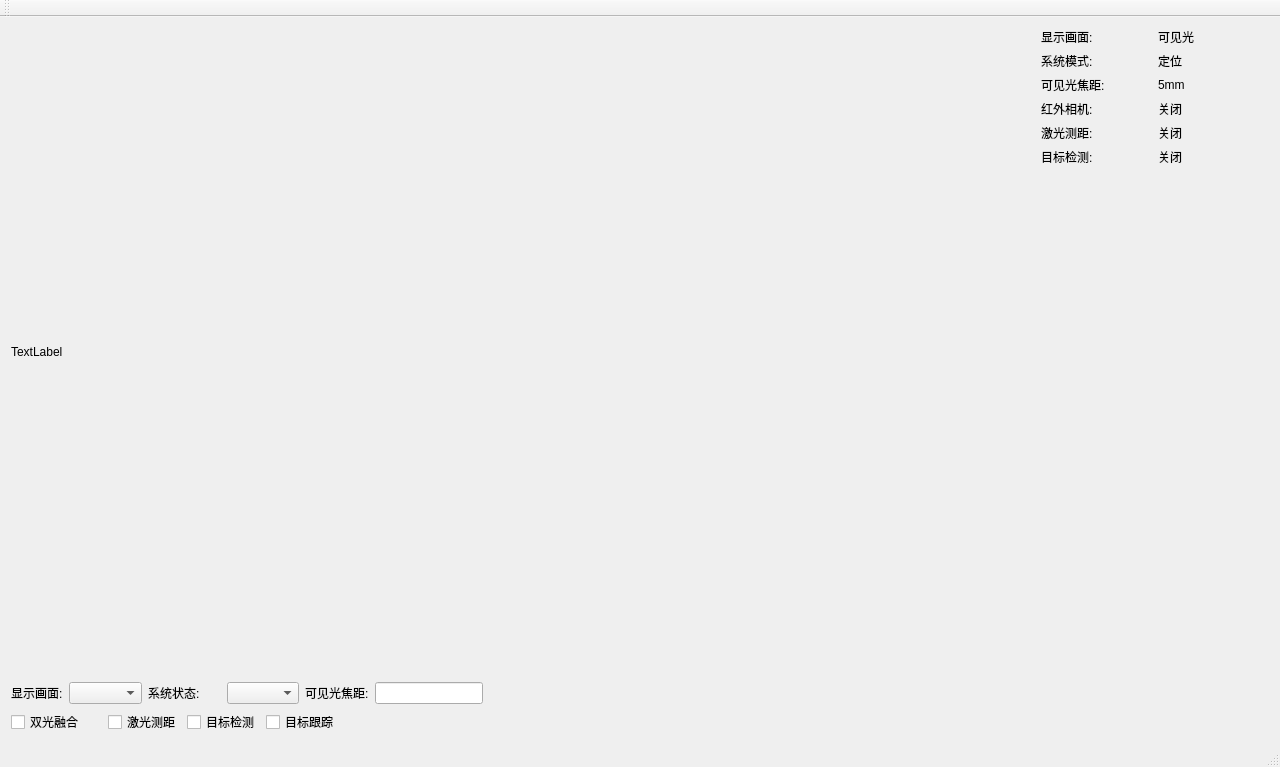
Old version of the form ui/mainwindow.ui in the repository LeRoii/trackingmonitor.
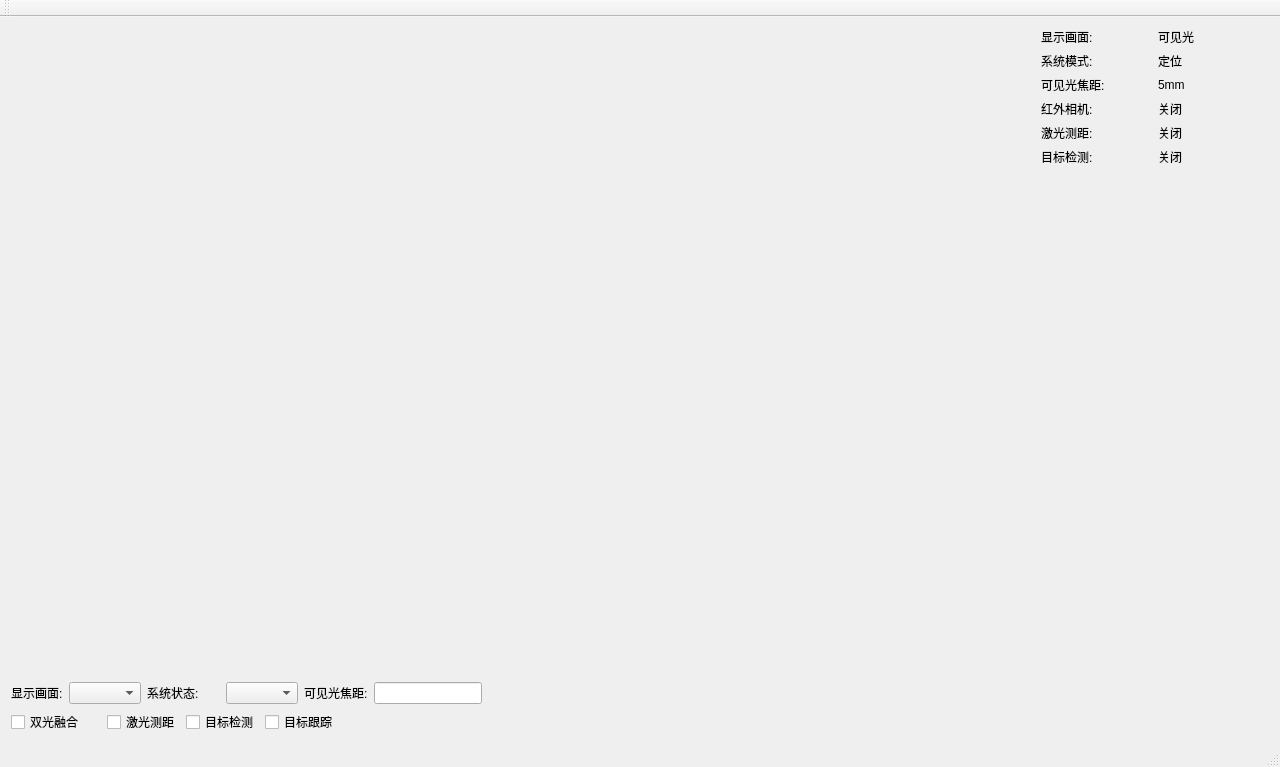
New version of the form.

Commit message: change widgits'name

Patch:
```diff
--- a/ui/mainwindow.ui
+++ b/ui/mainwindow.ui
@@ -32,7 +32,7 @@
          </size>
         </property>
         <property name="text">
-         <string>TextLabel</string>
+         <string/>
         </property>
        </widget>
       </item>
@@ -153,6 +153,30 @@
      <layout class="QHBoxLayout" name="horizontalLayout_2">
       <item>
        <layout class="QGridLayout" name="gridLayout">
+        <item row="0" column="7">
+         <widget class="QLabel" name="camfocallen_label">
+          <property name="text">
+           <string>可见光焦距:</string>
+          </property>
+         </widget>
+        </item>
+        <item row="1" column="2" colspan="2">
+         <widget class="QCheckBox" name="laser_checkBox">
+          <property name="text">
+           <string>激光测距</string>
+          </property>
+         </widget>
+        </item>
+        <item row="1" column="6" colspan="2">
+         <widget class="QCheckBox" name="track_checkBox">
+          <property name="text">
+           <string>目标跟踪</string>
+          </property>
+         </widget>
+        </item>
+        <item row="0" column="1" colspan="2">
+         <widget class="QComboBox" name="showvideo_comboBox"/>
+        </item>
         <item row="0" column="0">
          <widget class="QLabel" name="label_4">
           <property name="text">
@@ -160,9 +184,6 @@
           </property>
          </widget>
         </item>
-        <item row="0" column="1" colspan="2">
-         <widget class="QComboBox" name="comboBox"/>
-        </item>
         <item row="0" column="3" colspan="2">
          <widget class="QLabel" name="label_5">
           <property name="text">
@@ -170,16 +191,6 @@
           </property>
          </widget>
         </item>
-        <item row="0" column="5" colspan="2">
-         <widget class="QComboBox" name="comboBox_2"/>
-        </item>
-        <item row="0" column="7">
-         <widget class="QLabel" name="label_8">
-          <property name="text">
-           <string>可见光焦距:</string>
-          </property>
-         </widget>
-        </item>
         <item row="0" column="8">
          <widget class="QLineEdit" name="lineEdit">
           <property name="sizePolicy">
@@ -190,20 +201,6 @@
           </property>
          </widget>
         </item>
-        <item row="1" column="0" colspan="2">
-         <widget class="QCheckBox" name="checkBox_2">
-          <property name="text">
-           <string>双光融合</string>
-          </property>
-         </widget>
-        </item>
-        <item row="1" column="2" colspan="2">
-         <widget class="QCheckBox" name="checkBox_3">
-          <property name="text">
-           <string>激光测距</string>
-          </property>
-         </widget>
-        </item>
         <item row="1" column="4" colspan="2">
          <widget class="QCheckBox" name="checkBox">
           <property name="text">
@@ -211,10 +208,13 @@
           </property>
          </widget>
         </item>
-        <item row="1" column="6" colspan="2">
-         <widget class="QCheckBox" name="checkBox_4">
+        <item row="0" column="5" colspan="2">
+         <widget class="QComboBox" name="sysmode_combox"/>
+        </item>
+        <item row="1" column="0" colspan="2">
+         <widget class="QCheckBox" name="fusion_checkBox">
           <property name="text">
-           <string>目标跟踪</string>
+           <string>双光融合</string>
           </property>
          </widget>
         </item>
```
Left out of the diff: 34 changed lines with no effect on the pictures.
